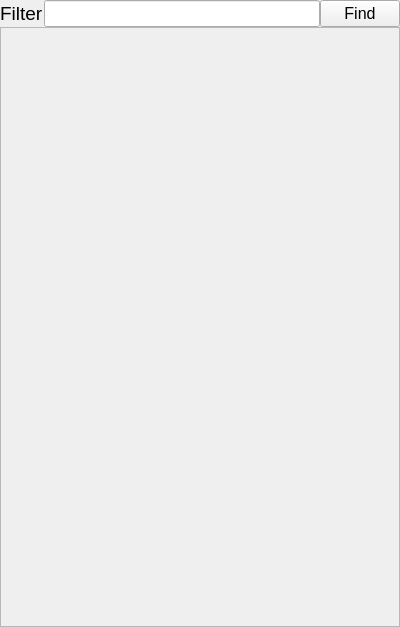
Old version of the form threadtab.ui in the repository siavash119/qtchan.
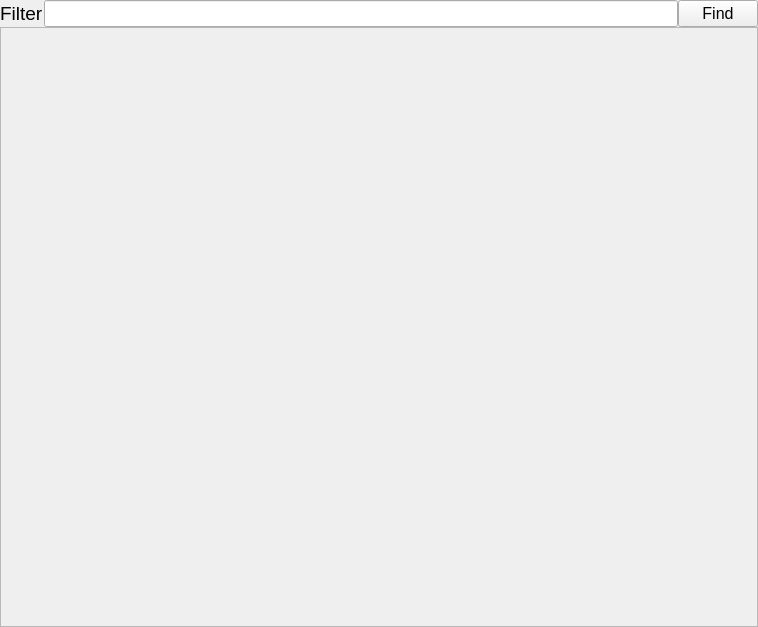
New version of the form.

Commit message: switched board/thread view to stacked layout; starting to fix min width of scrollable area

What changed in the file:
```diff
--- a/threadtab.ui
+++ b/threadtab.ui
@@ -89,7 +89,7 @@
     <widget class="QScrollArea" name="scrollArea">
      <property name="minimumSize">
       <size>
-       <width>0</width>
+       <width>758</width>
        <height>600</height>
       </size>
      </property>
@@ -110,7 +110,7 @@
        <rect>
         <x>0</x>
         <y>0</y>
-        <width>398</width>
+        <width>756</width>
         <height>598</height>
        </rect>
       </property>
```
The commit also changes 10 other files.
